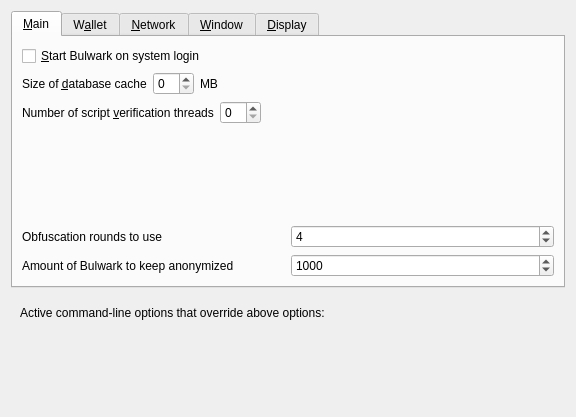
Old version of the form src/qt/forms/optionsdialog.ui in the repository bulwark-crypto/Bulwark.
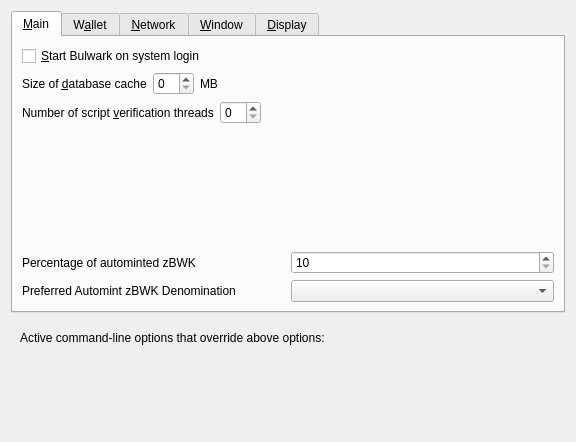
New version of the form. The open tabs and pages were chosen to show the change. Custom widgets are drawn as their Qt base class.

Diff of the .ui file:
```diff
--- a/src/qt/forms/optionsdialog.ui
+++ b/src/qt/forms/optionsdialog.ui
@@ -7,7 +7,7 @@
     <x>0</x>
     <y>0</y>
     <width>576</width>
-    <height>417</height>
+    <height>442</height>
    </rect>
   </property>
   <property name="windowTitle">
@@ -131,69 +131,66 @@
         </spacer>
        </item>
        <item>
-        <layout class="QHBoxLayout" name="horizontalLayout_4_Main">
+        <layout class="QHBoxLayout" name="horizontalLayout_3">
          <item>
-          <widget class="QLabel" name="label">
+          <widget class="QLabel" name="percentage_label">
            <property name="toolTip">
-            <string>This setting determines the amount of individual masternodes that an input will be anonymized through.&lt;br/&gt;More rounds of anonymization gives a higher degree of privacy, but also costs more in fees.</string>
+            <string>Percentage of incoming BWK which get automatically converted to zBWK via Zerocoin Protocol (min: 10%)</string>
            </property>
            <property name="text">
-            <string>Obfuscation rounds to use</string>
+            <string>Percentage of autominted zBWK</string>
            </property>
           </widget>
          </item>
          <item>
-          <widget class="QSpinBox" name="obfuscationRounds">
+          <widget class="QSpinBox" name="zeromintPercentage">
            <property name="minimum">
-            <number>2</number>
+            <number>10</number>
            </property>
            <property name="maximum">
-            <number>8</number>
-           </property>
-           <property name="value">
-            <number>4</number>
+            <number>100</number>
            </property>
           </widget>
          </item>
         </layout>
        </item>
        <item>
-        <layout class="QHBoxLayout" name="horizontalLayout">
+        <layout class="QHBoxLayout" name="horizontalLayout" stretch="0,0">
+         <property name="sizeConstraint">
+          <enum>QLayout::SetFixedSize</enum>
+         </property>
          <item>
-          <widget class="QLabel" name="label_2">
+          <widget class="QLabel" name="labelPreferredDenom">
+           <property name="maximumSize">
+            <size>
+             <width>16777215</width>
+             <height>16777215</height>
+            </size>
+           </property>
            <property name="toolTip">
-            <string>This amount acts as a threshold to turn off Obfuscation once it's reached.</string>
-           </property>
-           <property name="statusTip">
-            <string notr="true"/>
-           </property>
-           <property name="whatsThis">
-            <string notr="true"/>
-           </property>
-           <property name="accessibleName">
-            <string notr="true"/>
-           </property>
-           <property name="accessibleDescription">
-            <string notr="true"/>
+            <string>Wait with automatic conversion to Zerocoin until enough BWK for this denomination is available</string>
            </property>
            <property name="text">
-            <string>Amount of Bulwark to keep anonymized</string>
+            <string>Preferred Automint zBWK Denomination</string>
            </property>
           </widget>
          </item>
          <item>
-          <widget class="QSpinBox" name="anonymizeBulwark">
-           <property name="minimum">
-            <number>100</number>
+          <widget class="QComboBox" name="preferredDenom">
+           <property name="maximumSize">
+            <size>
+             <width>16777215</width>
+             <height>27</height>
+            </size>
            </property>
-           <property name="maximum">
-            <number>100000</number>
+           <property name="toolTip">
+            <string>Wait with automatic conversion to Zerocoin until enough BWK for this denomination is available</string>
            </property>
-           <property name="singleStep">
-            <number>100</number>
+           <property name="maxVisibleItems">
+            <number>9</number>
            </property>
-           <property name="value">
-            <number>1000</number>
+           <property name="maxCount">
+            <number>9</number>
            </property>
           </widget>
          </item>
```
